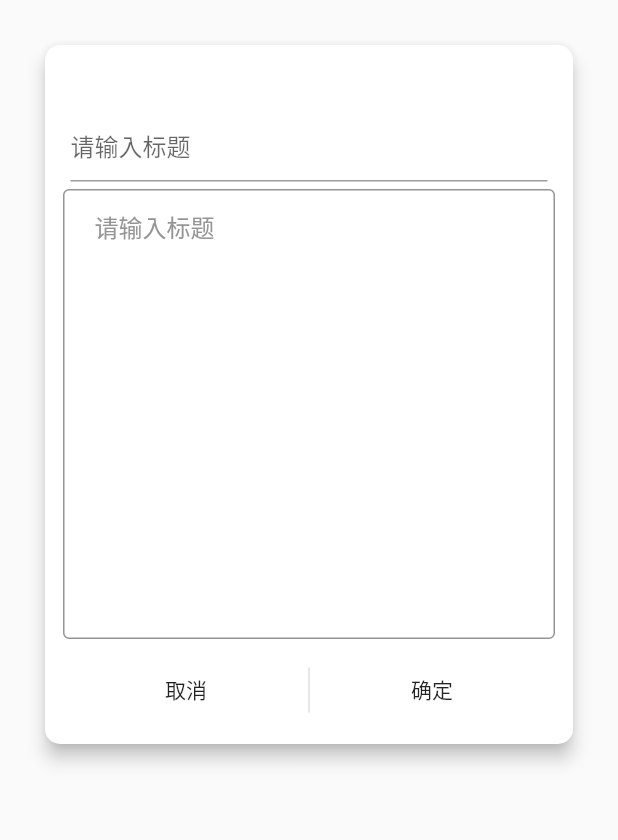
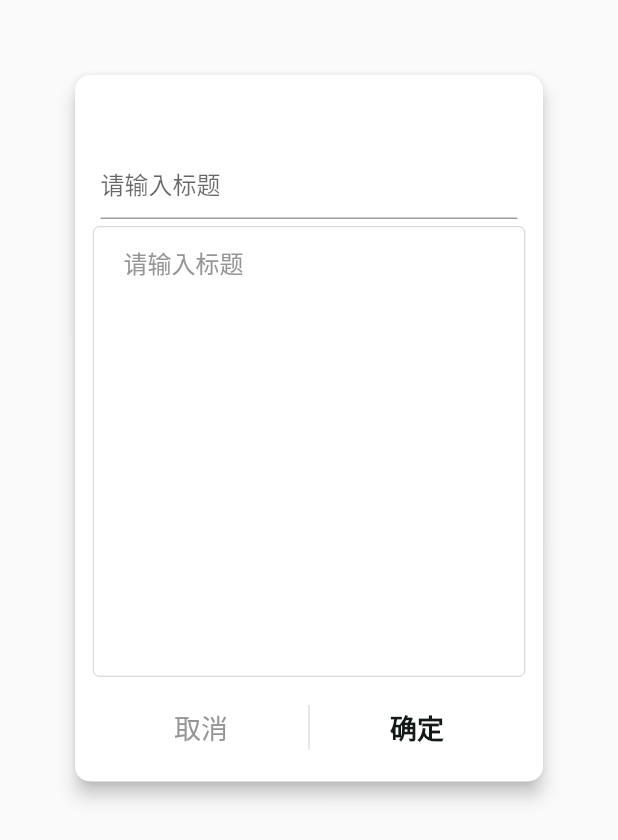
Before and after one commit to CarGuo/gsy_github_app_flutter, a Flutter app: the IssueEditDialog widget shown alone on an empty page, opened directly with empty values, on a phone screen of 412 x 824 dp. Shown: the top 840 px of the screen. Run offline on Flutter 3.47's test engine with Material 2 defaults, Android fonts, the phone set to English and light mode, and no system bars; our stand-ins replace connectivity, dio, flutter_markdown, flutter_redux, flutter_spinkit, fluttertoast and 3 more; accounts and stored records are empty; generated files the repository leaves out were written again; network calls fail; statements that could not run were skipped; project files that could hold a hidden picture were left out.

Commit message:
edit dialog style

```diff
--- a/lib/widget/IssueEditDIalog.dart
+++ b/lib/widget/IssueEditDIalog.dart
@@ -63,7 +63,7 @@ class _IssueEditDialogState extends State<IssueEditDialog> {
         : new Container();
 
     return new GSYCardItem(
-      margin: EdgeInsets.all(30.0),
+      margin: EdgeInsets.all(50.0),
       shape: new RoundedRectangleBorder(borderRadius: BorderRadius.all(Radius.circular(10.0))),
       child: new Padding(
         padding: new EdgeInsets.all(12.0),
@@ -73,7 +73,7 @@ class _IssueEditDialogState extends State<IssueEditDialog> {
             new Padding(
                 padding: new EdgeInsets.all(5.0),
                 child: new Center(
-                  child: new Text(dialogTitle, style: GSYConstant.smallTextBold),
+                  child: new Text(dialogTitle, style: GSYConstant.normalTextBold),
                 )),
             title,
             new Container(
@@ -81,7 +81,7 @@ class _IssueEditDialogState extends State<IssueEditDialog> {
               decoration: new BoxDecoration(
                 borderRadius: BorderRadius.all(Radius.circular(4.0)),
                 color: Colors.white,
-                border: new Border.all(color: Color(GSYColors.subTextColor), width: 1.0),
+                border: new Border.all(color: Color(GSYColors.subTextColor), width: .3),
               ),
               padding: new EdgeInsets.only(left: 20.0, top: 12.0, right: 20.0, bottom: 12.0),
               child: new TextField(
@@ -102,12 +102,12 @@ class _IssueEditDialogState extends State<IssueEditDialog> {
               children: <Widget>[
                 new Expanded(
                     child: new FlatButton(
-                        child: new Text(GSYStrings.app_cancel),
+                        child: new Text(GSYStrings.app_cancel, style: GSYConstant.subNormalText),
                         onPressed: () {
                           Navigator.pop(context);
                         })),
                 new Container(width: 0.3, height: 30.0, color: Color(GSYColors.subTextColor)),
-                new Expanded(child: new FlatButton(child: new Text(GSYStrings.app_ok), onPressed: onPressed)),
+                new Expanded(child: new FlatButton(child: new Text(GSYStrings.app_ok, style: GSYConstant.normalTextBold), onPressed: onPressed)),
               ],
             )
           ],
```
Also changed, not shown: 1 other file.
